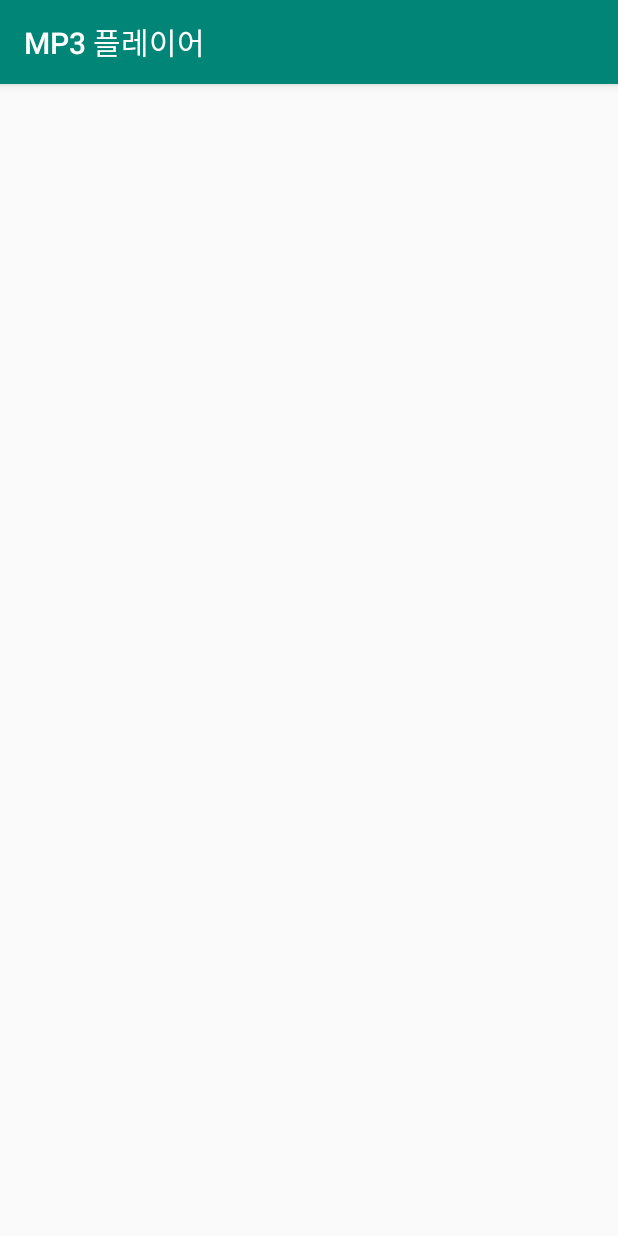
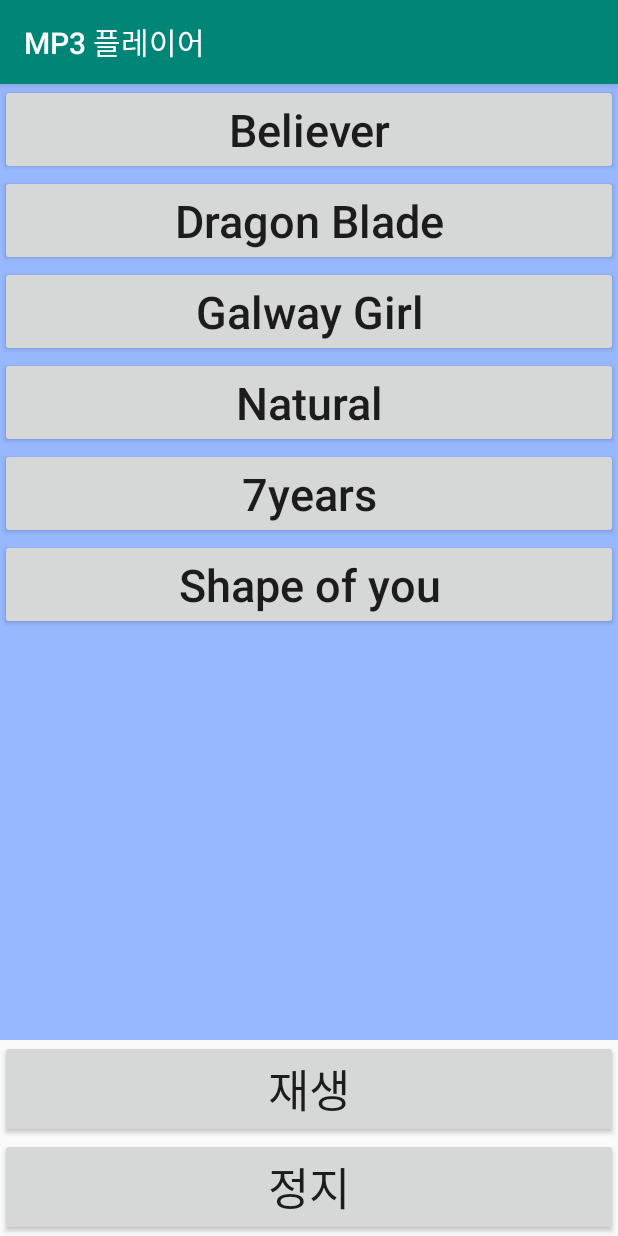
Before and after one commit to runitist/HKAndDev, an Android app: the MP3Activity screen opened directly, with no data from a screen before it, on a phone screen of 412 x 824 dp. Run offline under Robolectric (Android 15) with nearby library versions, the phone set to English and light mode, and no system bars.

Commit message:
MP3 뷰 완셩

```diff
--- a/app/src/main/java/com/hkanddev/anddev/CalculatorActivity.java
+++ b/app/src/main/java/com/hkanddev/anddev/CalculatorActivity.java
@@ -12,7 +12,8 @@ public class CalculatorActivity extends AppCompatActivity {
 
         _init();
     }
-    private void _init(){
+
+    private void _init() {
         setTitle(R.string.calc_title);
     }
 }
--- a/app/src/main/java/com/hkanddev/anddev/MP3Activity.java
+++ b/app/src/main/java/com/hkanddev/anddev/MP3Activity.java
@@ -11,7 +11,8 @@ public class MP3Activity extends AppCompatActivity {
         setContentView(R.layout.activity_mp3);
         _init();
     }
-    private void _init(){
+
+    private void _init() {
         setTitle(R.string.mp3_title);
     }
 }
--- a/app/src/main/java/com/hkanddev/anddev/MainActivity.java
+++ b/app/src/main/java/com/hkanddev/anddev/MainActivity.java
@@ -21,11 +21,11 @@ public class MainActivity extends AppCompatActivity {
     }
 
     public void main_clk(View view) {
-        calc_btn = (Button)view;
-        if(calc_btn.getId()==(R.id.main_btn1)){
+        calc_btn = (Button) view;
+        if (calc_btn.getId() == (R.id.main_btn1)) {
             Intent intent = new Intent(this, CalculatorActivity.class);
             startActivity(intent);
-        }else if(calc_btn.getId()==(R.id.main_btn2)){
+        } else if (calc_btn.getId() == (R.id.main_btn2)) {
             Intent intent = new Intent(this, MP3Activity.class);
             startActivity(intent);
         }
--- a/app/src/main/res/layout/activity_mp3.xml
+++ b/app/src/main/res/layout/activity_mp3.xml
@@ -1,9 +1,57 @@
 <?xml version="1.0" encoding="utf-8"?>
-<android.support.constraint.ConstraintLayout xmlns:android="http://schemas.android.com/apk/res/android"
-    xmlns:app="http://schemas.android.com/apk/res-auto"
+<LinearLayout xmlns:android="http://schemas.android.com/apk/res/android"
     xmlns:tools="http://schemas.android.com/tools"
     android:layout_width="match_parent"
     android:layout_height="match_parent"
+    android:orientation="vertical"
     tools:context=".MP3Activity">
 
-</android.support.constraint.ConstraintLayout>
+    <LinearLayout
+        android:layout_width="match_parent"
+        android:layout_height="0dp"
+        android:layout_weight="1"
+        android:background="#97b8ff"
+        android:orientation="vertical">
+
+        <Button
+            android:id="@+id/music1"
+            style="@style/mp3btn"
+            android:text="@string/music1" />
+
+        <Button
+            android:id="@+id/music2"
+            style="@style/mp3btn"
+            android:text="@string/music2" />
+
+        <Button
+            android:id="@+id/music3"
+            style="@style/mp3btn"
+            android:text="@string/music3" />
+
+        <Button
+            android:id="@+id/music4"
+            style="@style/mp3btn"
+            android:text="@string/music4" />
+
+        <Button
+            android:id="@+id/music5"
+            style="@style/mp3btn"
+            android:text="@string/music5" />
+
+        <Button
+            android:id="@+id/music6"
+            style="@style/mp3btn"
+            android:text="@string/music6" />
+    </LinearLayout>
+
+    <Button
+        android:id="@+id/pause"
+        style="@style/mp3btn"
+        android:text="@string/mp3_button1_1" />
+
+    <Button
+        android:id="@+id/stop"
+        style="@style/mp3btn"
+        android:text="@string/mp3_button2" />
+
+</LinearLayout>
--- a/app/src/main/res/values/strings.xml
+++ b/app/src/main/res/values/strings.xml
@@ -5,4 +5,13 @@
     <string name="mp3_title">MP3 플레이어</string>
     <string name="main_button1">Calculator</string>
     <string name="main_button2">MP3 Player</string>
+    <string name="mp3_button1_1">재생</string>
+    <string name="mp3_button1_2">일시정지</string>
+    <string name="mp3_button2">정지</string>
+    <string name="music1">Believer</string>
+    <string name="music2">Dragon Blade</string>
+    <string name="music3">Galway Girl</string>
+    <string name="music4">Natural</string>
+    <string name="music5">7years</string>
+    <string name="music6">Shape of you</string>
 </resources>
--- a/app/src/main/res/values/styles.xml
+++ b/app/src/main/res/values/styles.xml
@@ -13,5 +13,10 @@
         <item name="android:layout_width">match_parent</item>
         <item name="android:layout_height">wrap_content</item>
     </style>
-
+    <style name="mp3btn">
+        <item name="android:layout_width">match_parent</item>
+        <item name="android:layout_height">wrap_content</item>
+        <item name="android:textSize">30dp</item>
+        <item name="android:textAllCaps">false</item>
+    </style>
 </resources>
```
